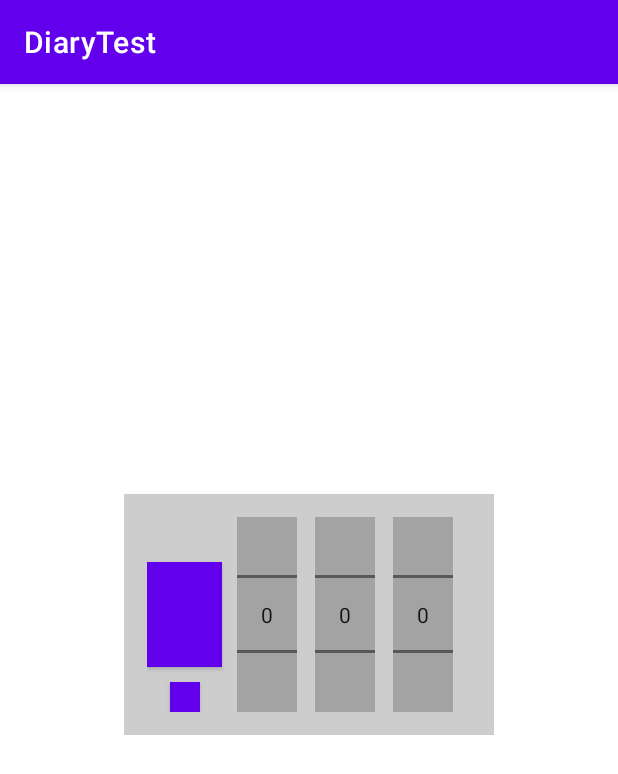
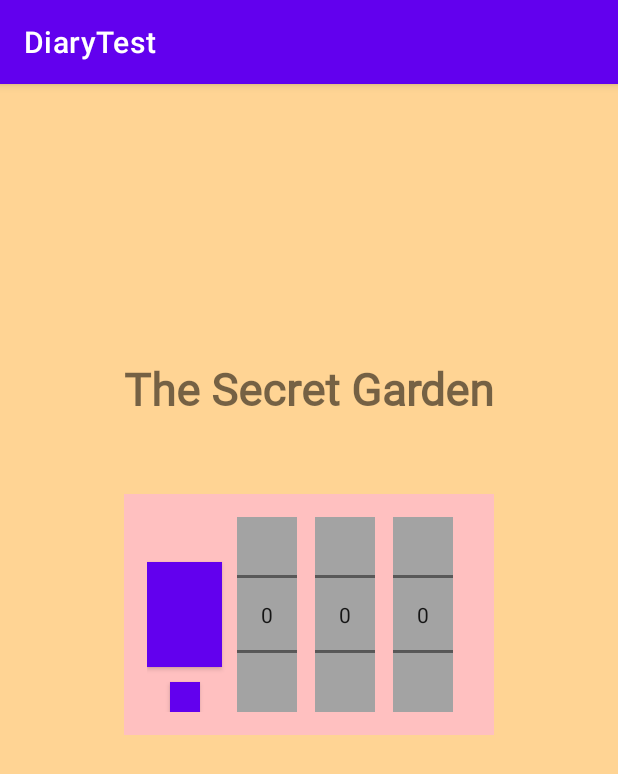
Before and after one commit to MyAllStudyAndPortFolio/DiaryTest, an Android app: the screen it shows after launch (MainActivity), on a phone screen of 412 x 824 dp. Shown: the top 774 px of the screen. Run offline under Robolectric (Android 15) with nearby library versions, the phone set to English and light mode, and no system bars.

Commit message:
ui finish need to be more fix

```diff
--- a/app/src/main/res/layout/activity_main.xml
+++ b/app/src/main/res/layout/activity_main.xml
@@ -4,12 +4,26 @@
     xmlns:tools="http://schemas.android.com/tools"
     android:layout_width="match_parent"
     android:layout_height="match_parent"
+    android:background="#FFD494"
     tools:context=".MainActivity">
 
-    <androidx.constraintlayout.widget.ConstraintLayout
+    <TextView
         android:layout_width="wrap_content"
         android:layout_height="wrap_content"
-        android:background="#CDCDCD"
+        android:layout_marginBottom="50dp"
+        android:text="The Secret Garden"
+        android:textSize="30sp"
+        android:textStyle="bold"
+        android:fontFamily="@font/GmarketSansTTFBold"
+        app:layout_constraintStart_toStartOf="parent"
+        app:layout_constraintEnd_toEndOf="parent"
+        app:layout_constraintBottom_toTopOf="@id/passwordLayout"/>
+
+    <androidx.constraintlayout.widget.ConstraintLayout
+        android:id="@+id/passwordLayout"
+        android:layout_width="wrap_content"
+        android:layout_height="wrap_content"
+        android:background="#FFC0C0"
         android:padding="15dp"
         app:layout_constraintVertical_bias="0.45"
         app:layout_constraintBottom_toBottomOf="parent"
@@ -22,7 +36,7 @@
             android:layout_width="50dp"
             android:layout_height="70dp"
             android:layout_marginEnd="10dp"
-            android:background="#A3A3A3"
+            android:background="#FFFFFF"
             app:layout_constraintBottom_toBottomOf="@id/numberPicker1"
             app:layout_constraintEnd_toStartOf="@id/numberPicker1"
             app:layout_constraintStart_toStartOf="parent"
```
Also changed, not shown: 3 other files.
